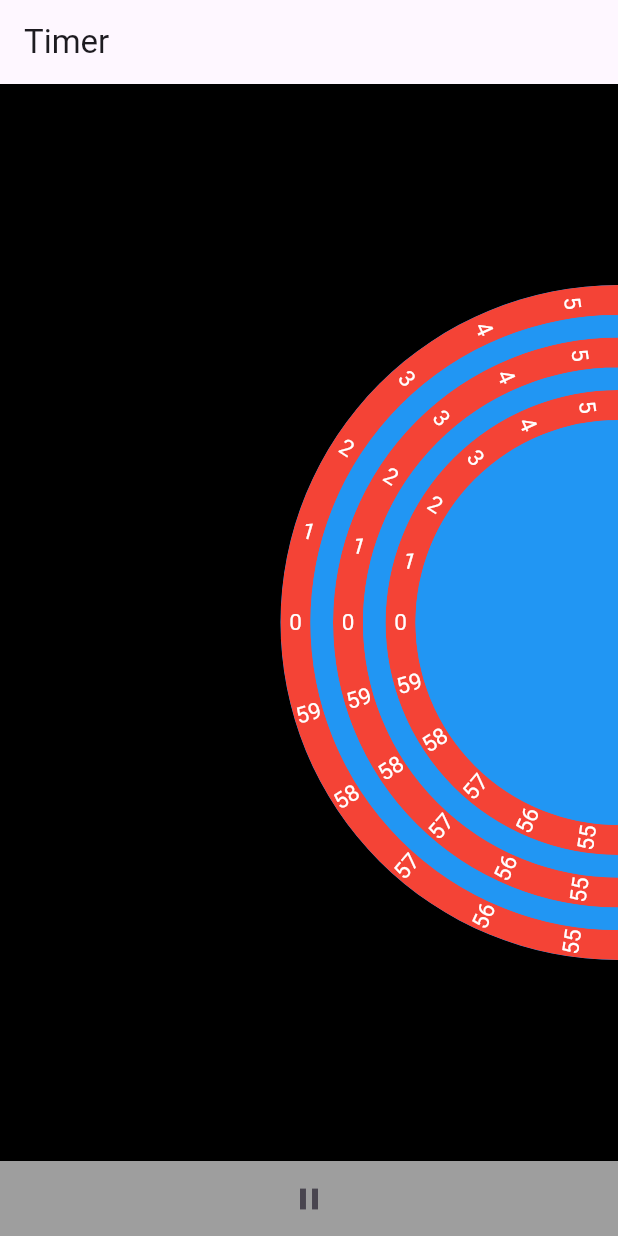
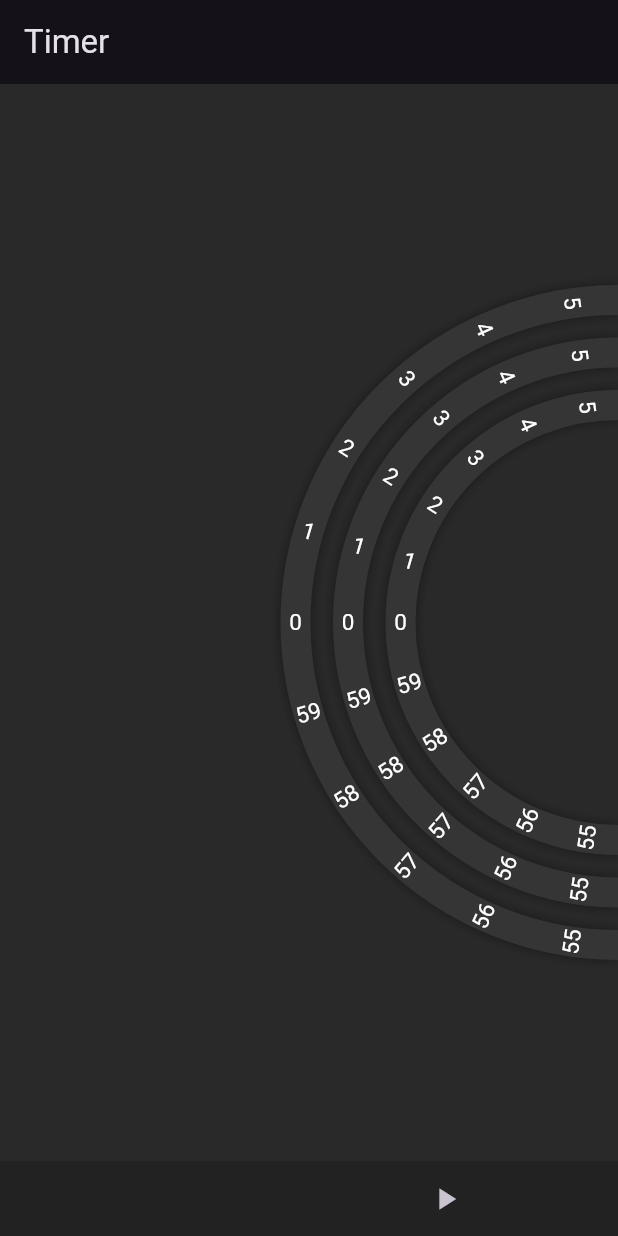
Before and after one commit to Adamad7/RoundTimer, a Flutter app: the screen it shows after launch, after a tap on the "play arrow" icon, on a phone screen of 412 x 824 dp. Run offline on Flutter 3.47's test engine with Material 3 defaults, Android fonts, the phone set to English and light mode, and no system bars.

Commit message:
Somewhat functional countdown (still needs fixing). Chagned some colors

```diff
--- a/round_timer/lib/main.dart
+++ b/round_timer/lib/main.dart
@@ -15,9 +15,7 @@ class RoundTimer extends StatelessWidget {
   Widget build(BuildContext context) {
     return MaterialApp(
       title: 'Flutter Demo',
-      theme: ThemeData(
-        primarySwatch: Colors.blue,
-      ),
+      theme: ThemeData(primarySwatch: Colors.blue, brightness: Brightness.dark),
       home: const MainScreen(),
     );
   }
@@ -47,12 +45,13 @@ class _MainScreenState extends State<MainScreen> {
   @override
   Widget build(BuildContext context) {
     return Scaffold(
+      backgroundColor: const Color.fromARGB(255, 41, 41, 41),
       appBar: AppBar(
         title: const Text("Timer"),
       ),
       bottomNavigationBar: Container(
         height: 50,
-        color: Colors.grey,
+        color: const Color.fromARGB(255, 34, 34, 34),
         child: Consumer<TimerController>(builder: (context, timerController, child) {
           return Row(
             mainAxisAlignment: MainAxisAlignment.spaceEvenly,
@@ -74,7 +73,7 @@ class _MainScreenState extends State<MainScreen> {
                       icon: const Icon(Icons.pause),
                     )
                   : const SizedBox.shrink(),
-              !timerController.countdownInProgress
+              (!timerController.countdownInProgress || timerController.countdownPaused)
                   ? IconButton(
                       onPressed: () {
                         timerController.startCountdown();
@@ -114,7 +113,6 @@ class _MainScreenState extends State<MainScreen> {
           ],
         ),
       ),
-      backgroundColor: Colors.black,
     );
   }
 }
--- a/round_timer/lib/time_controller.dart
+++ b/round_timer/lib/time_controller.dart
@@ -1,3 +1,5 @@
+import 'dart:async';
+
 import 'package:flutter/material.dart';
 
 import 'package:round_timer/time_dial/time_dial_controller.dart';
@@ -30,14 +32,27 @@ class TimerController extends ChangeNotifier {
   final TimeDialController hoursController;
   final TimeDialController minutesController;
   final TimeDialController secondsController;
+  Timer countdownTimer = Timer(Duration.zero, () {});
 
   void startCountdown() {
+    countdownTimer = Timer(
+        Duration(
+            hours: hoursController.selectedItem,
+            minutes: minutesController.selectedItem,
+            milliseconds: secondsController.selectedItem * 100), () {
+      countdownInProgress = false;
+      countdownPaused = false;
+      notifyListeners();
+    });
     if (countdownInProgress) {
       countdownPaused = false;
       hoursController.resumeCountdownAnimation();
       minutesController.resumeCountdownAnimation();
       secondsController.resumeCountdownAnimation();
     } else {
+      // countdownInProgress = false;
+      // countdownPaused = false;
+      // notifyListeners();
       countdownInProgress = true;
       hoursController.animateCountdown(perItemAnimationDuration: 3600);
       minutesController.animateCountdown(
@@ -51,6 +66,7 @@ class TimerController extends ChangeNotifier {
 
   void pauseCountdown() {
     countdownPaused = true;
+    countdownTimer.cancel();
     hoursController.pauseCountdownAnimation();
     minutesController.pauseCountdownAnimation();
     secondsController.pauseCountdownAnimation();
@@ -60,6 +76,7 @@ class TimerController extends ChangeNotifier {
   void stopCountdown() {
     countdownInProgress = false;
     countdownPaused = false;
+    countdownTimer.cancel();
     // hoursController.stopCountdownAnimation();
     // minutesController.stopCountdownAnimation();
     // secondsController.stopCountdownAnimation();
--- a/round_timer/lib/time_dial/dial_background_painter.dart
+++ b/round_timer/lib/time_dial/dial_background_painter.dart
@@ -13,15 +13,37 @@ class DialBackgroundPainter extends CustomPainter {
     ..strokeWidth = width
     ..style = PaintingStyle.stroke;
 
+  late final shadowBrush = Paint()
+    ..color = Colors.black.withOpacity(0.4)
+    ..strokeWidth = width
+    ..style = PaintingStyle.stroke
+    ..maskFilter = const MaskFilter.blur(BlurStyle.normal, 4);
+
   @override
   void paint(Canvas canvas, Size size) {
     Offset center = Offset(leftHanded ? 0 : size.width, size.height / 2);
+    Rect arcRect =
+        Rect.fromCenter(center: center, width: size.width * 2 - width, height: size.height - width);
+    double startAngle = 0.5 * pi;
+    double sweepAngle = (leftHanded ? -1 : 1) * pi;
+
+    // Draw shadow arc
     canvas.drawArc(
-        Rect.fromCenter(center: center, width: size.width * 2 - width, height: size.height - width),
-        0.5 * pi,
-        (leftHanded ? -1 : 1) * pi,
-        false,
-        brush);
+      arcRect.shift(const Offset(0, 0)),
+      startAngle,
+      sweepAngle,
+      false,
+      shadowBrush,
+    );
+
+    // Draw original arc
+    canvas.drawArc(
+      arcRect,
+      startAngle,
+      sweepAngle,
+      false,
+      brush,
+    );
   }
 
   @override
--- a/round_timer/lib/time_dial/dial_clipper.dart
+++ b/round_timer/lib/time_dial/dial_clipper.dart
@@ -2,32 +2,45 @@ import 'package:flutter/material.dart';
 import 'dart:math';
 
 class DialClipper extends CustomClipper<Path> {
-  DialClipper({required this.dialWidth});
+  DialClipper({required this.dialWidth, required this.shadowWidth});
   final double dialWidth;
+  final double shadowWidth;
   @override
   Path getClip(Size size) {
     Path path = Path();
-    path.moveTo(size.width, size.height - dialWidth);
+    double totalWidth = dialWidth + shadowWidth;
+
+    // Move to the bottom-right corner, accounting for shadow width
+    path.moveTo(size.width, size.height - totalWidth);
     path.lineTo(size.width, size.height);
+
+    // Draw the outer arc, accounting for shadow width
     path.arcTo(
       Rect.fromCenter(
         center: Offset(size.width, size.height / 2),
-            width: size.width * 2,
-            height: size.height),
+        width: size.width * 2 + shadowWidth * 2,
+        height: size.height + shadowWidth * 2,
+      ),
       0.5 * pi,
       pi,
-        true);
+      true,
+    );
+
+    // Move to the top-right corner, accounting for shadow width
     path.moveTo(size.width, 0);
-    path.lineTo(size.width, dialWidth);
+    path.lineTo(size.width, totalWidth);
 
+    // Draw the inner arc, accounting for shadow width
     path.arcTo(
       Rect.fromCenter(
         center: Offset(size.width, size.height / 2),
-            width: size.width * 2 - dialWidth * 2,
-            height: size.height - dialWidth * 2),
+        width: size.width * 2 - totalWidth * 2,
+        height: size.height - totalWidth * 2,
+      ),
       1.5 * pi,
       -pi,
-        true);
+      true,
+    );
 
     return path;
   }
--- a/round_timer/lib/time_dial/time_dial.dart
+++ b/round_timer/lib/time_dial/time_dial.dart
@@ -25,6 +25,7 @@ class _TimeDialState extends State<TimeDial> with TickerProviderStateMixin {
         AnimationController(duration: const Duration(milliseconds: 0), vsync: this);
     dialController.nearestNumberAnimationController =
         AnimationController(duration: const Duration(milliseconds: 100), vsync: this);
+    dialController.initAnimationListeners();
   }
 
   @override
@@ -35,10 +36,10 @@ class _TimeDialState extends State<TimeDial> with TickerProviderStateMixin {
         decoration: const BoxDecoration(
           borderRadius:
               BorderRadius.only(topLeft: Radius.circular(360), bottomLeft: Radius.circular(360)),
-          color: Colors.blue,
+          // color: Colors.blue,
         ),
         child: ClipPath(
-          clipper: DialClipper(dialWidth: 20),
+          clipper: DialClipper(dialWidth: 20, shadowWidth: 6),
           child: Consumer<TimeDialController>(builder: (context, controller, child) {
             return GestureDetector(
               onPanUpdate: (details) {
@@ -52,7 +53,8 @@ class _TimeDialState extends State<TimeDial> with TickerProviderStateMixin {
                 children: [
                   CustomPaint(
                     size: Size(widget.width, widget.height),
-                    painter: DialBackgroundPainter(color: Colors.red, width: 20),
+                    painter:
+                        DialBackgroundPainter(color: Color.fromARGB(255, 53, 53, 53), width: 20),
                   ),
                   CustomPaint(
                     size: Size(widget.width, widget.height),
--- a/round_timer/lib/time_dial/time_dial_controller.dart
+++ b/round_timer/lib/time_dial/time_dial_controller.dart
@@ -34,37 +34,75 @@ class TimeDialController extends ChangeNotifier {
 
   void animateToClosestNumber() {
     nearestNumberAnimation =
-        Tween<double>(begin: angle, end: closestAngle).animate(nearestNumberAnimationController)
-          ..addListener(() {
-            _angle = nearestNumberAnimation.value;
-            notifyListeners();
-          });
+        Tween<double>(begin: angle, end: closestAngle).animate(nearestNumberAnimationController);
+    // ..addListener(() {
+    //   _angle = nearestNumberAnimation.value;
+    //   notifyListeners();
+    // });
     nearestNumberAnimationController.reset();
     nearestNumberAnimationController.forward();
   }
 
+  void initAnimationListeners() {
+    nearestNumberAnimationController.addListener(() {
+      _angle = nearestNumberAnimation.value;
+      notifyListeners();
+    });
+
+    countdownAnimationController
+      ..addListener(() {
+        // print(
+        //     "angle: $_angle, animation value: ${countdownAnimation.value}, accumulator: $angleAccumulator, sum: ${angle - (countdownAnimation.value - angleAccumulator)}");
+
+        addAngle(-(countdownAnimation.value - angleAccumulator));
+        angleAccumulator = countdownAnimation.value;
+        // print("angleAccumulator: $angleAccumulator");
+      })
+      ..addStatusListener((status) {
+        if (status == AnimationStatus.completed) {
+          print("end angle: $_angle");
+          print("selected item: $selectedItem");
+          angleAccumulator = 0;
+          // angle = 0;
+          // angleAccumulator = 0;
+        }
+      });
+  }
+
   void animateCountdown({int fullRotations = 0, int perItemAnimationDuration = 1}) {
-    countdownAnimationController.duration =
-        Duration(seconds: (fullRotations * items.length + selectedItem) * perItemAnimationDuration);
-    countdownAnimation =
-        Tween<double>(begin: 0, end: (fullRotations * items.length + selectedItem) * anglePerItem)
-            .animate(countdownAnimationController)
-          ..addListener(() {
-            addAngle(-(countdownAnimation.value - angleAccumulator));
-            // _angle -= (countdownAnimation.value - countdownValue);
-            // if (_angle <= -(anglePerItem / 2.0)) {
-            //   selectedItem = (selectedItem - 1) % 60;
-            //   angle = 0;
-            //   // print(selectedItem);
-            //   getVisibleNumbers();
-            //   // notifyListeners();
-            // }
-            angleAccumulator = countdownAnimation.value;
-          });
+    // print("start angle: $_angle");
+    // print("calculated total angle: ${(fullRotations * items.length + selectedItem)}");
+    print("currentTotalAngle: ${_selectedItem * anglePerItem}");
+    print(
+        "End item: ${selectedItem - (fullRotations * items.length + selectedItem) * anglePerItem}");
+    countdownAnimationController.duration = Duration(
+        milliseconds:
+            (fullRotations * items.length + selectedItem) * perItemAnimationDuration * 100);
+
+    countdownAnimation = Tween<double>(
+            begin: 0, end: (fullRotations * items.length + selectedItem) * (anglePerItem + 0.009))
+        .animate(countdownAnimationController);
+    // ..addListener(() {
+    //   print(
+    //       "angle: $_angle, animation value: ${countdownAnimation.value}, accumulator: $angleAccumulator, sum: ${angle - (countdownAnimation.value - angleAccumulator)}");
+    //   addAngle(-(countdownAnimation.value - angleAccumulator));
+    //   // print("animation value: ${countdownAnimation.value}");
+    //   // _angle -= (countdownAnimation.value - countdownValue);
+    //   // if (_angle <= -(anglePerItem / 2.0)) {
+    //   //   selectedItem = (selectedItem - 1) % 60;
+    //   //   angle = 0;
+    //   //   // print(selectedItem);
+    //   //   getVisibleNumbers();
+    //   //   // notifyListeners();
+    //   // }
+    //   angleAccumulator = countdownAnimation.value;
+    // })
     // ..addStatusListener((status) {
     //   if (status == AnimationStatus.completed) {
-    //     angle = 0;
-    //     angleAccumulator = 0;
+    //     print("end angle: $_angle");
+    //     print("selected item: $selectedItem");
+    //     // angle = 0;
+    //     // angleAccumulator = 0;
     //   }
     // });
     countdownAnimationController.reset();
@@ -115,6 +153,7 @@ class TimeDialController extends ChangeNotifier {
 
   set selectedItem(int newSelectedItem) {
     _selectedItem = newSelectedItem;
+    // print("selectedItem: $selectedItem");
     // getVisibleNumbers();
   }
 
```
Lines whose indentation alone changed are shown as unchanged.
